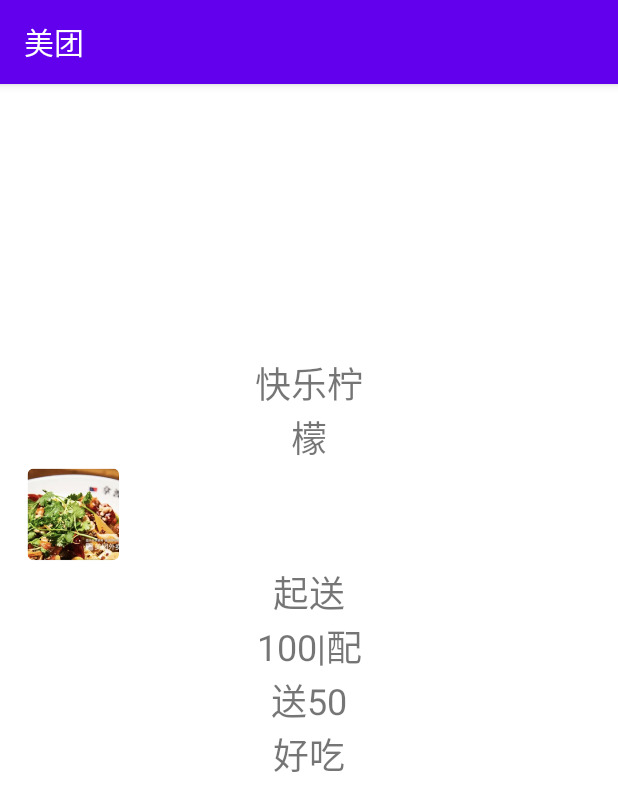
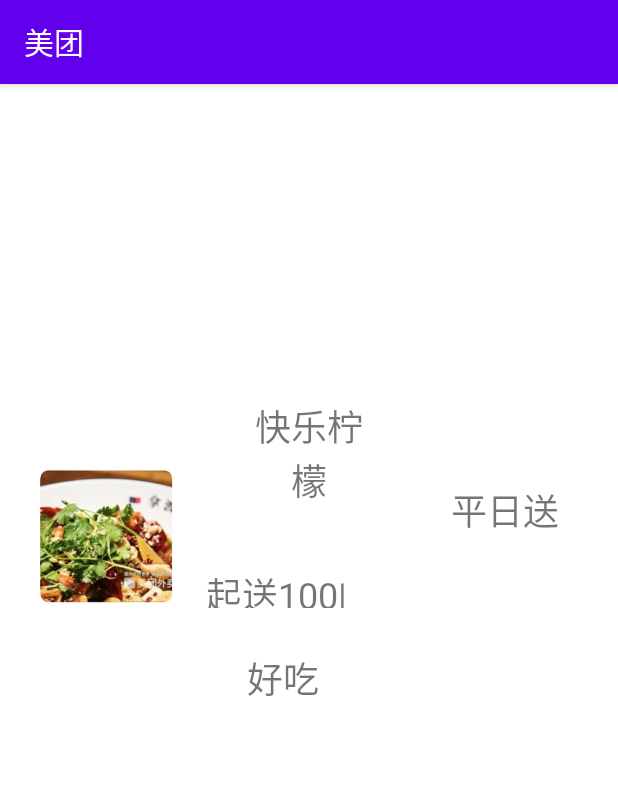
Before and after one commit to ACodeHX/android-takeout, an Android app: the Store screen opened directly, with no data from a screen before it, on a phone screen of 412 x 824 dp. Shown: the top 811 px of the screen. Run offline under Robolectric (Android 15) with nearby library versions, the phone set to English and light mode, and no system bars.

Commit message:
添加配送时间字段

```diff
--- a/app/src/main/java/com/aa/meituan/Store.java
+++ b/app/src/main/java/com/aa/meituan/Store.java
@@ -27,16 +27,16 @@ public class Store extends AppCompatActivity {
         recyclerView.setLayoutManager(new LinearLayoutManager(this));
         itemList = new ArrayList<>();
 
-        itemList.add(new StoreMinute("快乐柠檬", "起送100|配送50", R.drawable.must_buy_two, "好吃"));
-        itemList.add(new StoreMinute("烤鸭脖", "起送30|配送90", R.drawable.recom_three, "好吃"));
-        itemList.add(new StoreMinute("烧鸭","40",R.drawable.recom_two, "好吃"));
-        itemList.add(new StoreMinute("飞机", "起送80|配送99", R.drawable.telegram, "好吃"));
-        itemList.add(new StoreMinute("炸鸡", "起送100|配送120", R.drawable.twitter, "好吃"));
-        itemList.add(new StoreMinute("快乐柠檬", "起送100|配送50", R.drawable.must_buy_two, "好吃"));
-        itemList.add(new StoreMinute("烤鸭脖", "起送30|配送90", R.drawable.recom_three, "好吃"));
-        itemList.add(new StoreMinute("烧鸭","40",R.drawable.recom_two, "好吃"));
-        itemList.add(new StoreMinute("飞机", "起送80|配送99", R.drawable.telegram, "好吃"));
-        itemList.add(new StoreMinute("炸鸡", "起送100|配送120", R.drawable.twitter, "好吃"));
+        itemList.add(new StoreMinute("快乐柠檬", "起送100|配送50", R.drawable.must_buy_two, "好吃", "平日送"));
+        itemList.add(new StoreMinute("烤鸭脖", "起送30|配送90", R.drawable.recom_three, "好吃", "平日送"));
+        itemList.add(new StoreMinute("烧鸭","40",R.drawable.recom_two, "好吃", "平日送"));
+        itemList.add(new StoreMinute("飞机", "起送80|配送99", R.drawable.telegram, "好吃", "平日送"));
+        itemList.add(new StoreMinute("炸鸡", "起送100|配送120", R.drawable.twitter, "好吃", "平日送"));
+        itemList.add(new StoreMinute("快乐柠檬", "起送100|配送50", R.drawable.must_buy_two, "好吃", "平日送"));
+        itemList.add(new StoreMinute("烤鸭脖", "起送30|配送90", R.drawable.recom_three, "好吃", "平日送"));
+        itemList.add(new StoreMinute("烧鸭","40",R.drawable.recom_two, "好吃", "平日送"));
+        itemList.add(new StoreMinute("飞机", "起送80|配送99", R.drawable.telegram, "好吃", "平日送"));
+        itemList.add(new StoreMinute("炸鸡", "起送100|配送120", R.drawable.twitter, "好吃", "平日送"));
 
 
         storeAdapter = new StoreAdapter(itemList);
--- a/app/src/main/java/com/aa/meituan/StoreAdapter.java
+++ b/app/src/main/java/com/aa/meituan/StoreAdapter.java
@@ -31,6 +31,7 @@ public class StoreAdapter extends RecyclerView.Adapter<StoreAdapter.MyViewHolder
         holder.store_price.setText(item.getSubtitle());
         holder.image.setImageResource(item.getStoreImage());
         holder.evaluate.setText(item.getStoreEvaluate());
+        holder.deliveryTime.setText(item.getDeliveryTime());
     }
 
     @Override
@@ -43,6 +44,7 @@ public class StoreAdapter extends RecyclerView.Adapter<StoreAdapter.MyViewHolder
         public TextView store_name;
         public TextView store_price;
         public TextView evaluate;
+        public TextView deliveryTime;
 
         public MyViewHolder(View itemView) {
             super(itemView);
@@ -50,6 +52,7 @@ public class StoreAdapter extends RecyclerView.Adapter<StoreAdapter.MyViewHolder
             store_name = itemView.findViewById(R.id.store_name);
             store_price = itemView.findViewById(R.id.store_price);
             evaluate = itemView.findViewById(R.id.store_evaluate);
+            deliveryTime = itemView.findViewById(R.id.deliveryTime);
         }
     }
 }
--- a/app/src/main/java/com/aa/meituan/StoreMinute.java
+++ b/app/src/main/java/com/aa/meituan/StoreMinute.java
@@ -5,13 +5,15 @@ public class StoreMinute {
     private String storePrice;
     private int storeImage;
     private String storeEvaluate;
+    private String deliveryTime;
 
 
-    public StoreMinute(String StoreName, String StorePrice, int storeImage, String storeEvaluate) {
+    public StoreMinute(String StoreName, String StorePrice, int storeImage, String storeEvaluate, String deliveryTime) {
         this.storeName = StoreName;
         this.storePrice = StorePrice;
         this.storeImage = storeImage;
         this.storeEvaluate = storeEvaluate;
+        this.deliveryTime = deliveryTime;
     }
 
     public String getStoreName() {
@@ -27,4 +29,8 @@ public class StoreMinute {
     }
 
     public String getStoreEvaluate() { return  storeEvaluate; }
+
+    public String getDeliveryTime() {
+        return deliveryTime;
+    }
 }
--- a/app/src/main/res/layout/store.xml
+++ b/app/src/main/res/layout/store.xml
@@ -1,18 +1,11 @@
 <?xml version="1.0" encoding="utf-8"?>
 <androidx.constraintlayout.widget.ConstraintLayout xmlns:android="http://schemas.android.com/apk/res/android"
     xmlns:app="http://schemas.android.com/apk/res-auto"
+    xmlns:tools="http://schemas.android.com/tools"
     android:layout_width="match_parent"
     android:layout_height="match_parent"
     android:padding="8dp">
 
-    <androidx.recyclerview.widget.RecyclerView
-        android:id="@+id/recycler_view"
-        android:layout_width="0dp"
-        android:layout_height="0dp"
-        app:layout_constraintBottom_toBottomOf="parent"
-        app:layout_constraintEnd_toEndOf="parent"
-        app:layout_constraintStart_toStartOf="parent"
-        app:layout_constraintTop_toBottomOf="@+id/store_evaluate" />
     <!--<TextView
         android:id="@+id/store_name1"
         android:layout_width="0dp"
@@ -24,51 +17,73 @@
         app:layout_constraintStart_toStartOf="parent"
         app:layout_constraintEnd_toEndOf="parent" />-->
 
+    <androidx.recyclerview.widget.RecyclerView
+        android:id="@+id/recycler_view"
+        android:layout_width="0dp"
+        android:layout_height="0dp"
+        app:layout_constraintBottom_toBottomOf="parent"
+        app:layout_constraintEnd_toEndOf="parent"
+        app:layout_constraintHorizontal_bias="1.0"
+        app:layout_constraintStart_toStartOf="parent"
+        app:layout_constraintTop_toBottomOf="@+id/store_evaluate"
+        app:layout_constraintVertical_bias="0.0" />
+
     <TextView
         android:id="@+id/store_name"
         android:layout_width="0dp"
         android:layout_height="wrap_content"
         android:layout_marginStart="150dp"
+        android:layout_marginTop="8dp"
         android:layout_marginEnd="150dp"
         android:gravity="center"
         android:textSize="24sp"
         app:layout_constraintEnd_toEndOf="parent"
+        app:layout_constraintHorizontal_bias="0.0"
         app:layout_constraintStart_toStartOf="parent"
         app:layout_constraintTop_toTopOf="parent" />
 
     <ImageView
         android:id="@+id/store_img"
-        android:layout_width="66dp"
-        android:layout_height="67dp"
+        android:layout_width="95dp"
+        android:layout_height="103dp"
+        android:layout_marginTop="48dp"
         app:layout_constraintEnd_toEndOf="parent"
-        app:layout_constraintHorizontal_bias="0.0"
+        app:layout_constraintHorizontal_bias="0.025"
         app:layout_constraintStart_toStartOf="parent"
+        app:layout_constraintTop_toTopOf="parent" />
+
+    <TextView
+        android:id="@+id/store_price"
+        android:layout_width="103dp"
+        android:layout_height="27dp"
+        android:layout_marginTop="40dp"
+        android:layout_marginEnd="160dp"
+        android:gravity="center"
+        android:textSize="24sp"
+        app:layout_constraintEnd_toEndOf="parent"
         app:layout_constraintTop_toBottomOf="@+id/store_name" />
 
     <TextView
-        android:id="@+id/store_price"
-        android:layout_width="0dp"
-        android:layout_height="wrap_content"
-        android:layout_marginStart="150dp"
-        android:layout_marginEnd="150dp"
+        android:id="@+id/store_evaluate"
+        android:layout_width="102dp"
+        android:layout_height="62dp"
+        android:layout_marginTop="16dp"
+        android:layout_marginEnd="156dp"
         android:gravity="center"
         android:textSize="24sp"
         app:layout_constraintEnd_toEndOf="parent"
-        app:layout_constraintStart_toStartOf="parent"
-        app:layout_constraintTop_toBottomOf="@+id/store_img" />
+        app:layout_constraintTop_toBottomOf="@+id/store_price" />
 
     <TextView
-        android:id="@+id/store_evaluate"
-        android:layout_width="0dp"
-        android:layout_height="wrap_content"
-        android:layout_marginStart="150dp"
-        android:layout_marginEnd="150dp"
+        android:id="@+id/deliveryTime"
+        android:layout_width="86dp"
+        android:layout_height="60dp"
+        android:layout_marginTop="52dp"
+        android:layout_marginEnd="16dp"
         android:gravity="center"
         android:textSize="24sp"
         app:layout_constraintEnd_toEndOf="parent"
-        app:layout_constraintHorizontal_bias="1.0"
-        app:layout_constraintStart_toStartOf="parent"
-        app:layout_constraintTop_toBottomOf="@+id/store_price" />
+        app:layout_constraintTop_toTopOf="parent" />
 
 
 </androidx.constraintlayout.widget.ConstraintLayout>
```
